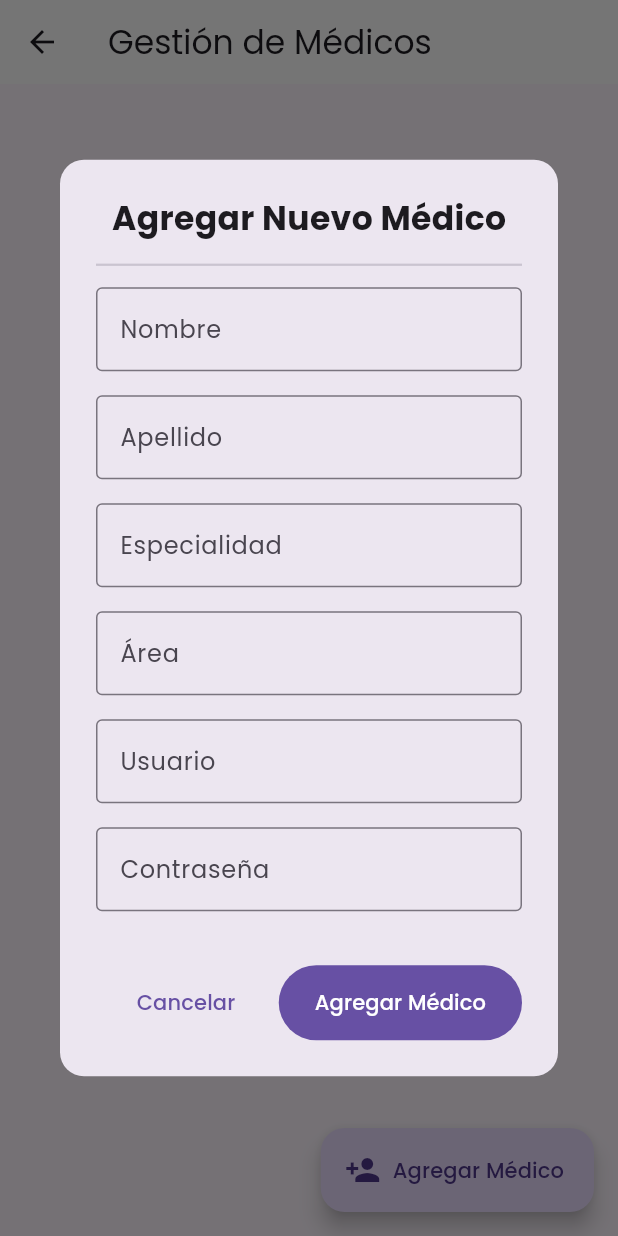
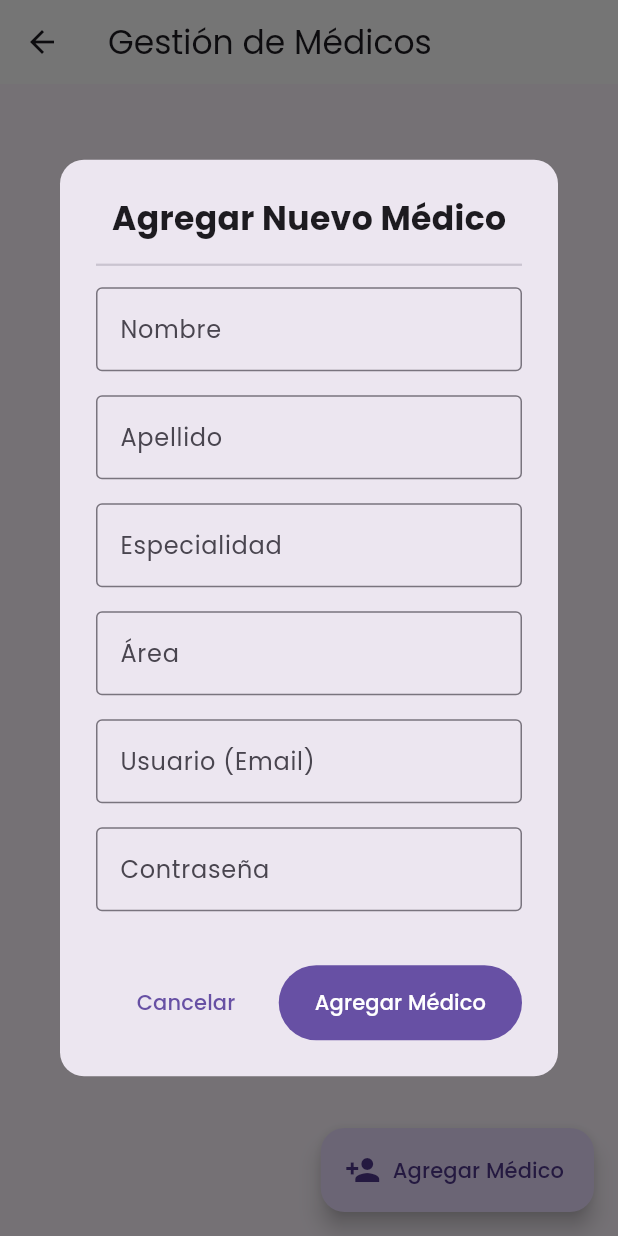
Before and after one commit to manuelduarte077/news-analyzer-api, a Flutter app: the MedicoFormScreen screen opened directly, after a tap on "Agregar Médico", on a phone screen of 412 x 824 dp. Run offline on Flutter 3.47's test engine with Material 3 defaults, Android fonts, the phone set to English and light mode, and no system bars; drawn by our look-alikes of toastification; our stand-ins replace cloud_firestore, firebase_auth, firebase_core, firebase_crashlytics, fl_chart, flutter_riverpod and 3 more; accounts and stored records are empty; network calls fail; statements that could not run were skipped.

Commit message:
feat: add Medico model and provider for managing medical professionals

```diff
--- a/dashboard/lib/features/home/home_page.dart
+++ b/dashboard/lib/features/home/home_page.dart
@@ -19,7 +19,7 @@ class _DashboardScreenState extends State<DashboardScreen> {
 
   final List<Widget> _sections = [
     const MedicoListScreen(),
-    MedicoFormScreen(),
+    const MedicoFormScreen(),
     const ClinicaListScreen(),
     const SettingsScreen(),
   ];
--- a/dashboard/lib/features/medico/medico_form.dart
+++ b/dashboard/lib/features/medico/medico_form.dart
@@ -1,21 +1,12 @@
+// ignore_for_file: use_build_context_synchronously
+
+import 'dart:developer';
+
 import 'package:flutter/material.dart';
 import 'package:go_router/go_router.dart';
-
-class Medico {
-  final String nombre;
-  final String apellido;
-  final String especialidad;
-  final String area;
-  final String usuario;
-
-  Medico({
-    required this.nombre,
-    required this.apellido,
-    required this.especialidad,
-    required this.area,
-    required this.usuario,
-  });
-}
+import 'package:provider/provider.dart';
+import 'providers/medico_provider.dart';
+import 'models/medico.dart';
 
 class MedicoFormScreen extends StatefulWidget {
   const MedicoFormScreen({super.key});
@@ -25,13 +16,12 @@ class MedicoFormScreen extends StatefulWidget {
 }
 
 class _MedicoFormScreenState extends State<MedicoFormScreen> {
-  final List<Medico> _medicos = [];
   Medico? _selectedMedico;
 
-  void _addMedico(Medico medico) {
-    setState(() {
-      _medicos.add(medico);
-    });
+  @override
+  void initState() {
+    super.initState();
+    Provider.of<MedicoProvider>(context, listen: false).fetchMedicos();
   }
 
   void _showAddMedicoDialog() {
@@ -63,58 +53,32 @@ class _MedicoFormScreenState extends State<MedicoFormScreen> {
                 children: [
                   const Text(
                     'Agregar Nuevo Médico',
-                    style: TextStyle(
-                      fontSize: 22,
-                      fontWeight: FontWeight.bold,
-                    ),
+                    style: TextStyle(fontSize: 22, fontWeight: FontWeight.bold),
                   ),
                   const Divider(thickness: 1.5, height: 30),
-
-                  // Formulario
                   Form(
                     key: formKey,
                     child: Column(
                       children: [
+                        _buildTextFormField(nombreController, 'Nombre',
+                            'Por favor, ingresa el nombre'),
+                        _buildTextFormField(apellidoController, 'Apellido',
+                            'Por favor, ingresa el apellido'),
                         _buildTextFormField(
-                          controller: nombreController,
-                          labelText: 'Nombre',
-                          validatorText:
-                              'Por favor, ingresa el nombre del médico.',
-                        ),
-                        _buildTextFormField(
-                          controller: apellidoController,
-                          labelText: 'Apellido',
-                          validatorText:
-                              'Por favor, ingresa el apellido del médico.',
-                        ),
-                        _buildTextFormField(
-                          controller: especialidadController,
-                          labelText: 'Especialidad',
-                          validatorText: 'Por favor, ingresa la especialidad.',
-                        ),
-                        _buildTextFormField(
-                          controller: areaController,
-                          labelText: 'Área',
-                          validatorText: 'Por favor, ingresa el área.',
-                        ),
-                        _buildTextFormField(
-                          controller: usuarioController,
-                          labelText: 'Usuario',
-                          validatorText: 'Por favor, ingresa el usuario.',
-                        ),
-                        _buildTextFormField(
-                          controller: passwordController,
-                          labelText: 'Contraseña',
-                          isPassword: true,
-                          validatorText: 'Por favor, ingresa la contraseña.',
-                        ),
+                            especialidadController,
+                            'Especialidad',
+                            'Por favor, ingresa la especialidad'),
+                        _buildTextFormField(areaController, 'Área',
+                            'Por favor, ingresa el área'),
+                        _buildTextFormField(usuarioController,
+                            'Usuario (Email)', 'Por favor, ingresa el usuario'),
+                        _buildTextFormField(passwordController, 'Contraseña',
+                            'Por favor, ingresa la contraseña',
+                            isPassword: true),
                       ],
                     ),
                   ),
-
                   const SizedBox(height: 20),
-
-                  // Botón de agregar
                   Row(
                     mainAxisAlignment: MainAxisAlignment.spaceBetween,
                     children: [
@@ -122,14 +86,14 @@ class _MedicoFormScreenState extends State<MedicoFormScreen> {
                         style: TextButton.styleFrom(
                           minimumSize: const Size(120, 50),
                         ),
-                        onPressed: () => Navigator.pop(context),
+                        onPressed: () => context.pop(),
                         child: const Text('Cancelar'),
                       ),
                       FilledButton(
                         style: ElevatedButton.styleFrom(
                           minimumSize: const Size(120, 50),
                         ),
-                        onPressed: () {
+                        onPressed: () async {
                           if (formKey.currentState!.validate()) {
                             final medico = Medico(
                               nombre: nombreController.text,
@@ -138,8 +102,15 @@ class _MedicoFormScreenState extends State<MedicoFormScreen> {
                               area: areaController.text,
                               usuario: usuarioController.text,
                             );
-                            _addMedico(medico);
-                            context.pop();
+                            try {
+                              await Provider.of<MedicoProvider>(context,
+                                      listen: false)
+                                  .addMedico(medico, passwordController.text);
+
+                              Navigator.of(context).pop();
+                            } catch (e) {
+                              log('Error al agregar el médico: $e');
+                            }
                           }
                         },
                         child: const Text('Agregar Médico'),
@@ -155,67 +126,51 @@ class _MedicoFormScreenState extends State<MedicoFormScreen> {
     );
   }
 
-// Método para crear campos de texto reutilizables
-  Widget _buildTextFormField({
-    required TextEditingController controller,
-    required String labelText,
-    String? validatorText,
-    bool isPassword = false,
-  }) {
+  Widget _buildTextFormField(
+      TextEditingController controller, String labelText, String validatorText,
+      {bool isPassword = false}) {
     return Padding(
       padding: const EdgeInsets.only(bottom: 16.0),
       child: TextFormField(
         controller: controller,
         obscureText: isPassword,
         decoration: InputDecoration(
-          labelText: labelText,
-          border: const OutlineInputBorder(),
-        ),
-        validator: (value) {
-          if (value == null || value.isEmpty) {
-            return validatorText;
-          }
-          return null;
-        },
+            labelText: labelText, border: const OutlineInputBorder()),
+        validator: (value) =>
+            value == null || value.isEmpty ? validatorText : null,
       ),
     );
   }
 
   @override
   Widget build(BuildContext context) {
-    final bool isLargeScreen = MediaQuery.of(context).size.width > 800;
+    final medicos = Provider.of<MedicoProvider>(context).medicos;
 
     return Scaffold(
-      appBar: AppBar(
-        title: const Text('Gestión de Médicos'),
-      ),
+      appBar: AppBar(title: const Text('Gestión de Médicos')),
       body: Row(
         children: [
           Expanded(
             flex: 2,
             child: ListView.builder(
               padding: const EdgeInsets.all(16.0),
-              itemCount: _medicos.length,
+              itemCount: medicos.length,
               itemBuilder: (context, index) {
-                final medico = _medicos[index];
+                final medico = medicos[index];
                 return Card(
-                  elevation: 2,
                   margin: const EdgeInsets.symmetric(vertical: 8),
                   child: ListTile(
                     leading: const Icon(Icons.person, size: 40),
                     title: Text('${medico.nombre} ${medico.apellido}'),
                     subtitle: Text(medico.especialidad),
-                    onTap: () {
-                      setState(() {
-                        _selectedMedico = medico;
-                      });
-                    },
+                    onTap: () => setState(() => _selectedMedico = medico),
                   ),
                 );
               },
             ),
           ),
-          if (isLargeScreen && _selectedMedico != null)
+          if (MediaQuery.of(context).size.width > 800 &&
+              _selectedMedico != null)
             Expanded(
               flex: 3,
               child: Padding(
@@ -227,7 +182,6 @@ class _MedicoFormScreenState extends State<MedicoFormScreen> {
       ),
       floatingActionButton: FloatingActionButton.extended(
         onPressed: _showAddMedicoDialog,
-        tooltip: 'Agregar Médico',
         label: const Text('Agregar Médico'),
         icon: const Icon(Icons.person_add),
       ),
@@ -236,32 +190,19 @@ class _MedicoFormScreenState extends State<MedicoFormScreen> {
 
   Widget _buildMedicoDetail(Medico medico) {
     return Card(
-      elevation: 3,
-      margin: const EdgeInsets.all(0),
       child: Padding(
         padding: const EdgeInsets.all(16.0),
         child: Column(
           crossAxisAlignment: CrossAxisAlignment.start,
           children: [
-            Text(
-              '${medico.nombre} ${medico.apellido}',
-              style: const TextStyle(fontSize: 24, fontWeight: FontWeight.bold),
-            ),
-            const SizedBox(height: 10),
-            Text(
-              'Especialidad: ${medico.especialidad}',
-              style: const TextStyle(fontSize: 16),
-            ),
-            const SizedBox(height: 8),
-            Text(
-              'Área: ${medico.area}',
-              style: const TextStyle(fontSize: 16),
-            ),
-            const SizedBox(height: 8),
-            Text(
-              'Usuario: ${medico.usuario}',
-              style: const TextStyle(fontSize: 16),
-            ),
+            Text('${medico.nombre} ${medico.apellido}',
+                style:
+                    const TextStyle(fontSize: 24, fontWeight: FontWeight.bold)),
+            Text('Especialidad: ${medico.especialidad}',
+                style: const TextStyle(fontSize: 16)),
+            Text('Área: ${medico.area}', style: const TextStyle(fontSize: 16)),
+            Text('Usuario: ${medico.usuario}',
+                style: const TextStyle(fontSize: 16)),
           ],
         ),
       ),
--- /dev/null
+++ b/dashboard/lib/features/medico/providers/medico_provider.dart
@@ -0,0 +1,40 @@
+import 'package:cloud_firestore/cloud_firestore.dart';
+import 'package:firebase_auth/firebase_auth.dart';
+import 'package:flutter/material.dart';
+import '../models/medico.dart';
+
+class MedicoProvider with ChangeNotifier {
+  final List<Medico> _medicos = [];
+
+  List<Medico> get medicos => _medicos;
+
+  Future<void> fetchMedicos() async {
+    final snapshot =
+        await FirebaseFirestore.instance.collection('medicos').get();
+    _medicos.clear();
+    for (var doc in snapshot.docs) {
+      _medicos.add(Medico.fromFirestore(doc.data()));
+    }
+    notifyListeners();
+  }
+
+  Future<void> addMedico(Medico medico, String password) async {
+    try {
+      UserCredential userCredential =
+          await FirebaseAuth.instance.createUserWithEmailAndPassword(
+        email: medico.usuario,
+        password: password,
+      );
+
+      await FirebaseFirestore.instance
+          .collection('medicos')
+          .doc(userCredential.user!.uid)
+          .set(medico.toMap());
+
+      _medicos.add(medico);
+      notifyListeners();
+    } catch (e) {
+      throw Exception('Error al crear el médico: $e');
+    }
+  }
+}
```
Also changed, not shown: dashboard/lib/app/app.dart (+6 -2 lines), dashboard/lib/features/medico/models/medico.dart (added, +37 -0 lines).
